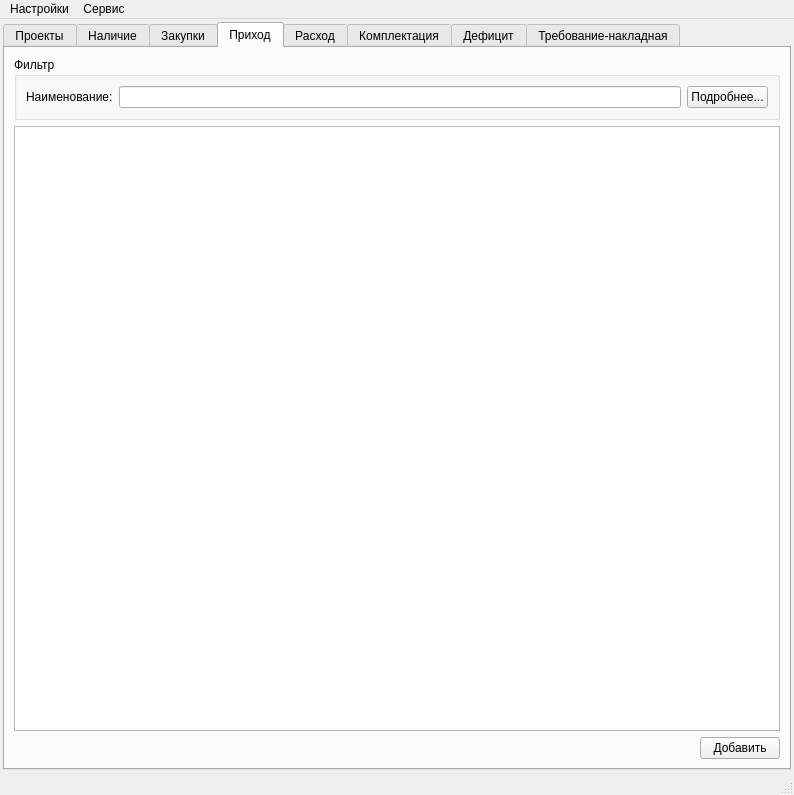
alex-krutikov/sklad, file src/ui/mainwindow.ui: the form before one commit.
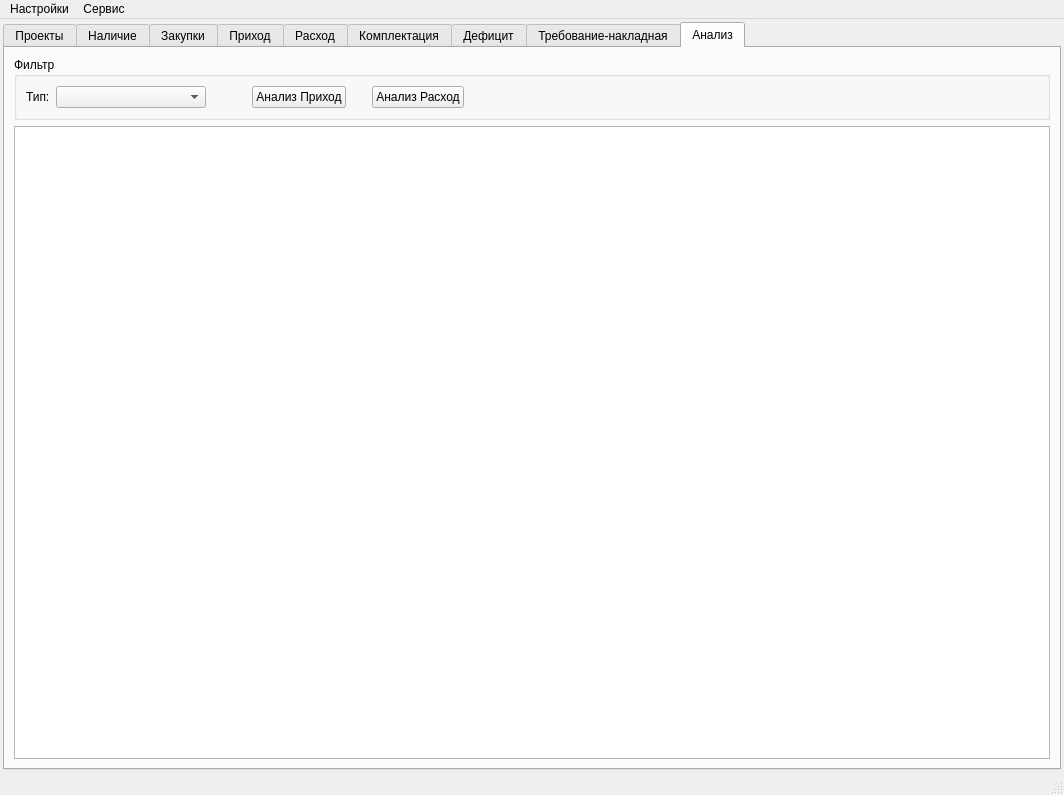
The form after the commit. Icons and pictures are not drawn. Custom widgets are drawn as their Qt base class.

```diff
--- a/src/ui/mainwindow.ui
+++ b/src/ui/mainwindow.ui
@@ -6,7 +6,7 @@
    <rect>
     <x>0</x>
     <y>0</y>
-    <width>794</width>
+    <width>1064</width>
     <height>795</height>
    </rect>
   </property>
@@ -14,7 +14,7 @@
    <string>MainWindow</string>
   </property>
   <widget class="QWidget" name="centralwidget">
-   <layout class="QVBoxLayout">
+   <layout class="QHBoxLayout" name="horizontalLayout">
     <property name="spacing">
      <number>0</number>
     </property>
@@ -33,7 +33,7 @@
     <item>
      <widget class="QTabWidget" name="tabWidget">
       <property name="currentIndex">
-       <number>3</number>
+       <number>8</number>
       </property>
       <widget class="QWidget" name="tab_8">
        <attribute name="title">
@@ -804,6 +804,116 @@
         </item>
        </layout>
       </widget>
+      <widget class="QWidget" name="tab_9">
+       <attribute name="title">
+        <string>Анализ</string>
+       </attribute>
+       <layout class="QVBoxLayout" name="verticalLayout_2">
+        <item>
+         <widget class="QGroupBox" name="groupBox_9">
+          <property name="title">
+           <string>Фильтр</string>
+          </property>
+          <layout class="QHBoxLayout" name="_2">
+           <property name="spacing">
+            <number>6</number>
+           </property>
+           <property name="leftMargin">
+            <number>9</number>
+           </property>
+           <property name="topMargin">
+            <number>9</number>
+           </property>
+           <property name="rightMargin">
+            <number>9</number>
+           </property>
+           <property name="bottomMargin">
+            <number>9</number>
+           </property>
+           <item>
+            <widget class="QLabel" name="label_10">
+             <property name="text">
+              <string>Тип:</string>
+             </property>
+            </widget>
+           </item>
+           <item>
+            <widget class="QComboBox" name="cb_sklad_type_alz">
+             <property name="minimumSize">
+              <size>
+               <width>150</width>
+               <height>0</height>
+              </size>
+             </property>
+            </widget>
+           </item>
+           <item>
+            <spacer name="horizontalSpacer_2">
+             <property name="orientation">
+              <enum>Qt::Horizontal</enum>
+             </property>
+             <property name="sizeType">
+              <enum>QSizePolicy::Fixed</enum>
+             </property>
+             <property name="sizeHint" stdset="0">
+              <size>
+               <width>40</width>
+               <height>20</height>
+              </size>
+             </property>
+            </spacer>
+           </item>
+           <item>
+            <widget class="QPushButton" name="pb_alz_prihod">
+             <property name="text">
+              <string>Анализ Приход</string>
+             </property>
+            </widget>
+           </item>
+           <item>
+            <spacer name="horizontalSpacer_4">
+             <property name="orientation">
+              <enum>Qt::Horizontal</enum>
+             </property>
+             <property name="sizeType">
+              <enum>QSizePolicy::Fixed</enum>
+             </property>
+             <property name="sizeHint" stdset="0">
+              <size>
+               <width>20</width>
+               <height>20</height>
+              </size>
+             </property>
+            </spacer>
+           </item>
+           <item>
+            <widget class="QPushButton" name="pb_alz_rashod">
+             <property name="text">
+              <string>Анализ Расход</string>
+             </property>
+            </widget>
+           </item>
+           <item>
+            <spacer name="horizontalSpacer_3">
+             <property name="orientation">
+              <enum>Qt::Horizontal</enum>
+             </property>
+             <property name="sizeHint" stdset="0">
+              <size>
+               <width>40</width>
+               <height>20</height>
+              </size>
+             </property>
+            </spacer>
+           </item>
+          </layout>
+         </widget>
+        </item>
+        <item>
+         <widget class="QTableView" name="tw_alz"/>
+        </item>
+       </layout>
+      </widget>
      </widget>
     </item>
    </layout>
@@ -813,7 +923,7 @@
     <rect>
      <x>0</x>
      <y>0</y>
-     <width>794</width>
+     <width>1064</width>
      <height>21</height>
     </rect>
    </property>
```
